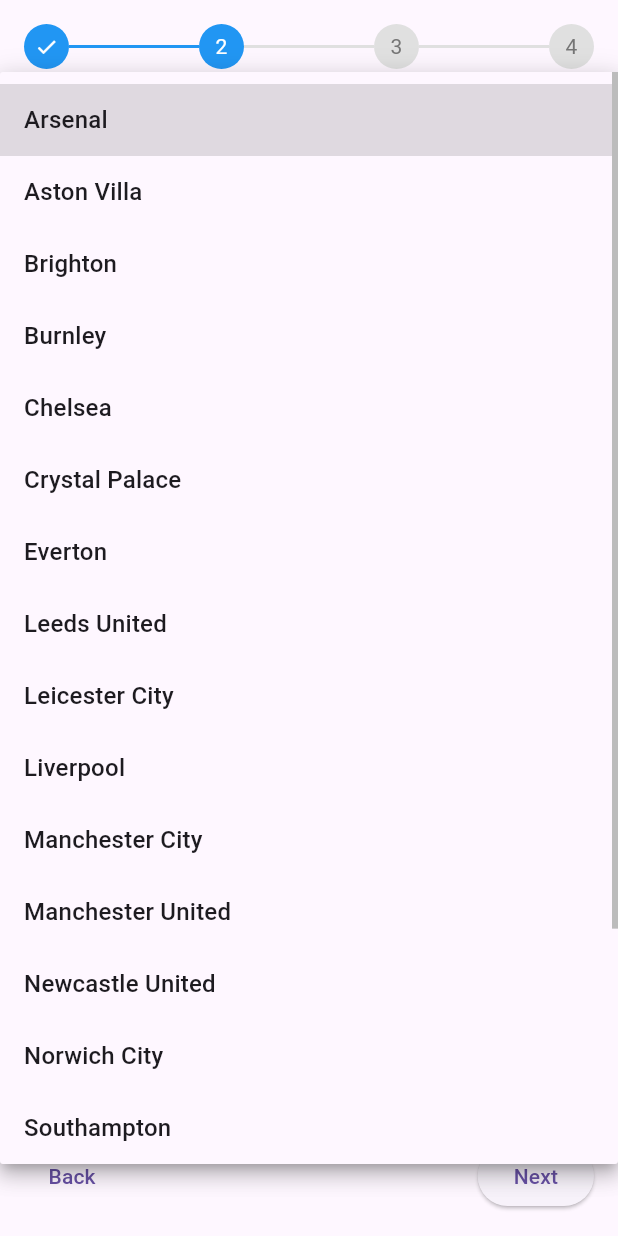
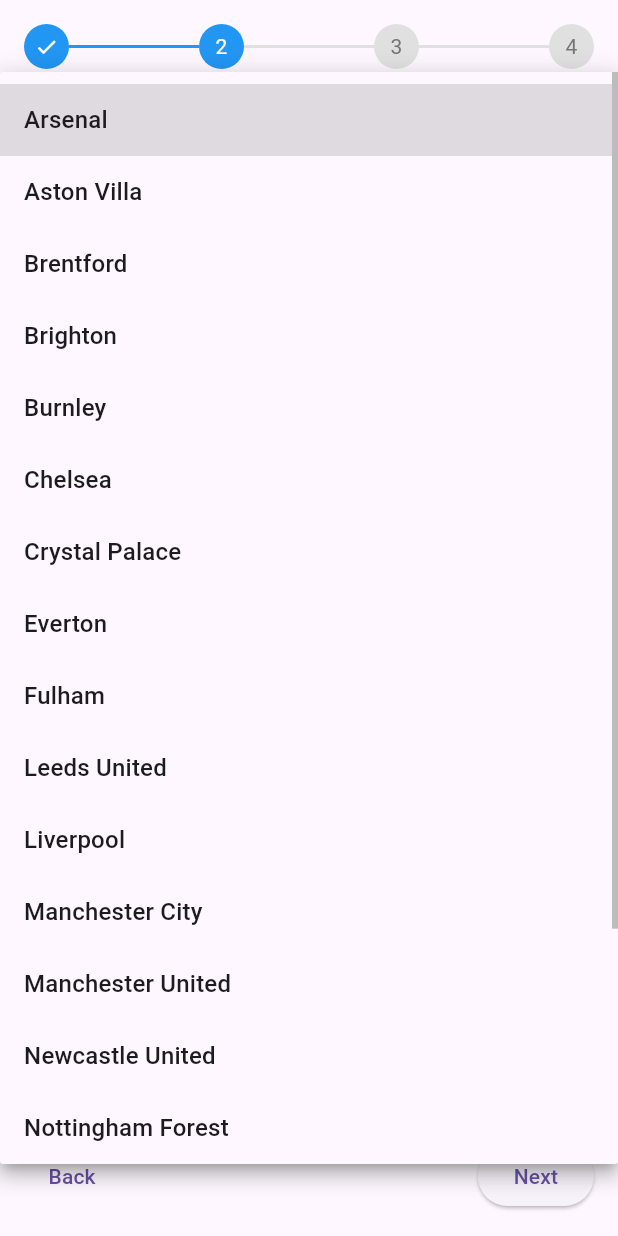
Before and after one commit to Ok3ks/fpl-frontend, a Flutter app: the screen it shows after launch, after a tap on "Next", after a tap on "Favorite Team", on a phone screen of 412 x 824 dp. Run offline on Flutter 3.47's test engine with Material 3 defaults, Android fonts, the phone set to English and light mode, and no system bars; our stand-ins replace cloud_firestore, firebase_auth, firebase_core, fl_chart, flutter_dotenv, flutter_riverpod and 6 more; missing offline and left inert: dart:html; accounts and stored records are empty.

Commit message:
Update List of Teams

```diff
--- a/lib/home/onboarding.dart
+++ b/lib/home/onboarding.dart
@@ -71,21 +71,21 @@ class _OnboardingFlowState extends ConsumerState<OnboardingFlow> {
   final List<String> teams = [
     'Arsenal',
     'Aston Villa',
+    'Brentford',
     'Brighton',
     'Burnley',
     'Chelsea',
     'Crystal Palace',
     'Everton',
+    'Fulham',
     'Leeds United',
-    'Leicester City',
     'Liverpool',
     'Manchester City',
     'Manchester United',
     'Newcastle United',
-    'Norwich City',
-    'Southampton',
+    'Nottingham Forest',
+    'Sunderland',
     'Tottenham Hotspur',
-    'Watford',
     'West Ham United',
     'Wolves'
   ];
```
